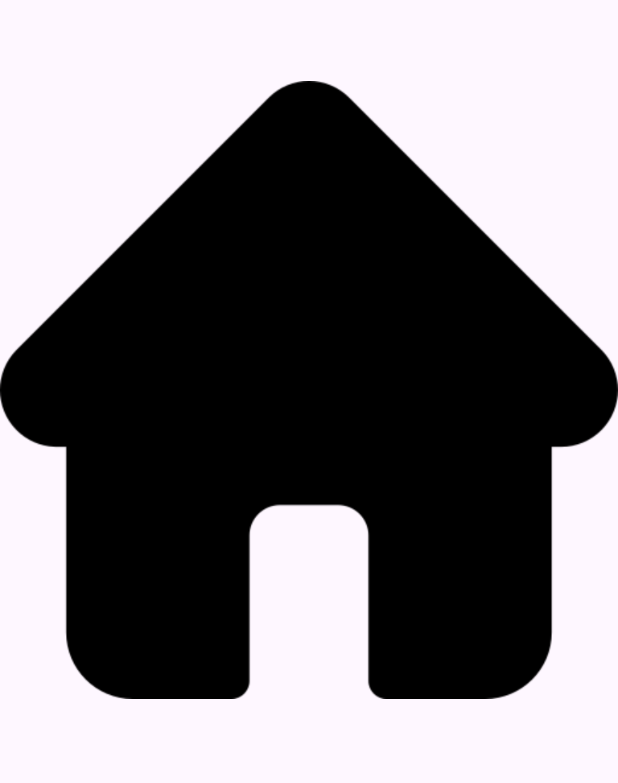
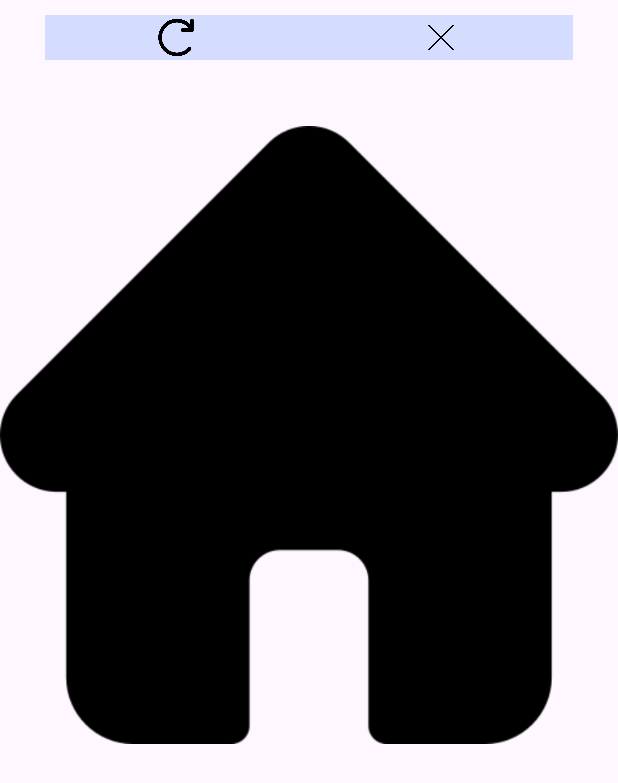
Before and after one commit to sittukr/CreatePDF, an Android app: the layout show_images.xml on its own in the app's theme, with its tools: preview values and no code run, on a phone screen of 412 x 824 dp. Shown: the top 783 px of the screen. Run offline under Robolectric (Android 15) with nearby library versions, the phone set to English and light mode, and no system bars.

Commit message:
02/04/2-25 roration in image to pdf

```diff
--- a/app/src/main/java/com/edufun/createpdf/Activity/HomeActivity.java
+++ b/app/src/main/java/com/edufun/createpdf/Activity/HomeActivity.java
@@ -28,6 +28,8 @@ public class HomeActivity extends AppCompatActivity {
             return insets;
         });
 
+        getWindow().setStatusBarColor(getResources().getColor(R.color.blue));
+
         binding.mergePdf.setOnClickListener(v -> {
             Intent in = new Intent(this,MergePdfActivity.class);
             startActivity(in);
--- a/app/src/main/res/layout/activity_home.xml
+++ b/app/src/main/res/layout/activity_home.xml
@@ -12,14 +12,14 @@
         android:layout_width="match_parent"
         android:layout_height="wrap_content"
         app:layout_constraintTop_toTopOf="parent"
-        android:padding="20dp"
+        android:paddingHorizontal="20dp"
+        android:paddingBottom="20dp"
         android:background="@color/blue"
         android:orientation="horizontal">
         <ImageView
             android:id="@+id/imgHome"
             android:layout_width="25dp"
             android:layout_height="25dp"
-            android:layout_marginStart="10dp"
             android:src="@drawable/home"
             app:tint="@color/blue2" />
         <TextView
--- a/app/src/main/res/layout/show_images.xml
+++ b/app/src/main/res/layout/show_images.xml
@@ -4,11 +4,39 @@
     android:layout_height="wrap_content"
     android:layout_marginTop="10dp"
     xmlns:app="http://schemas.android.com/apk/res-auto">
+    <LinearLayout
+        android:id="@+id/topLayout"
+        android:layout_width="match_parent"
+        android:layout_height="wrap_content"
+        app:layout_constraintTop_toTopOf="parent"
+        android:background="@color/blue"
+        android:layout_marginHorizontal="30dp"
+        android:orientation="horizontal">
+
+        <ImageView
+            android:layout_weight="1"
+            android:id="@+id/imgRotate"
+            android:layout_width="30dp"
+            android:layout_height="30dp"
+            app:layout_constraintTop_toBottomOf="@+id/topLayout"
+            android:src="@drawable/rotate_right"/>
+
+        <ImageView
+            android:layout_weight="1"
+            android:id="@+id/imgRemove"
+            android:layout_width="30dp"
+            android:layout_height="30dp"
+            android:layout_gravity="center"
+            android:padding="5dp"
+            android:src="@drawable/close" />
+    </LinearLayout>
+
     <ImageView
         android:id="@+id/imageView"
         android:layout_width="match_parent"
         android:layout_height="500dp"
-        app:layout_constraintTop_toTopOf="parent"
+        app:layout_constraintTop_toBottomOf="@+id/topLayout"
         android:src="@drawable/home"/>
 
+
 </androidx.constraintlayout.widget.ConstraintLayout>
```
Also changed, not shown: app/src/main/java/com/edufun/createpdf/Activity/ImageToPdfActivity.java (+42 -10 lines), app/src/main/java/com/edufun/createpdf/Adapter/ImageToPdfAdapter.java (+24 -1 lines), app/src/main/java/com/edufun/createpdf/Model/ImageListModel.java (+20 -1 lines), app/src/main/res/drawable/rotate_right.png (added).
